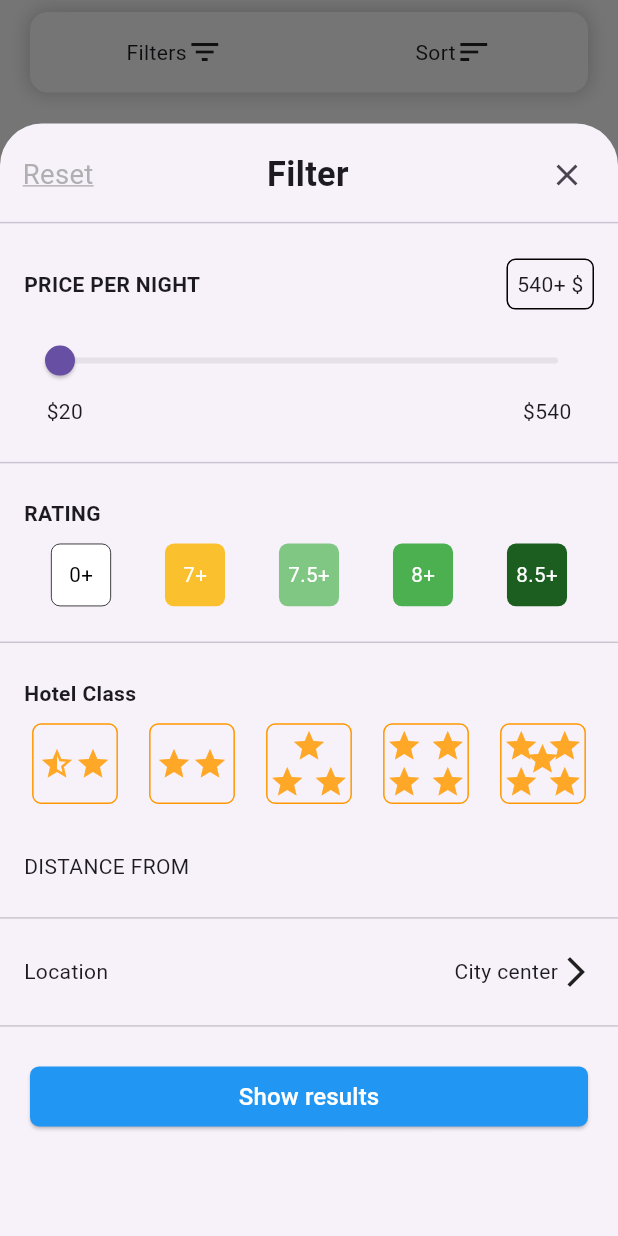
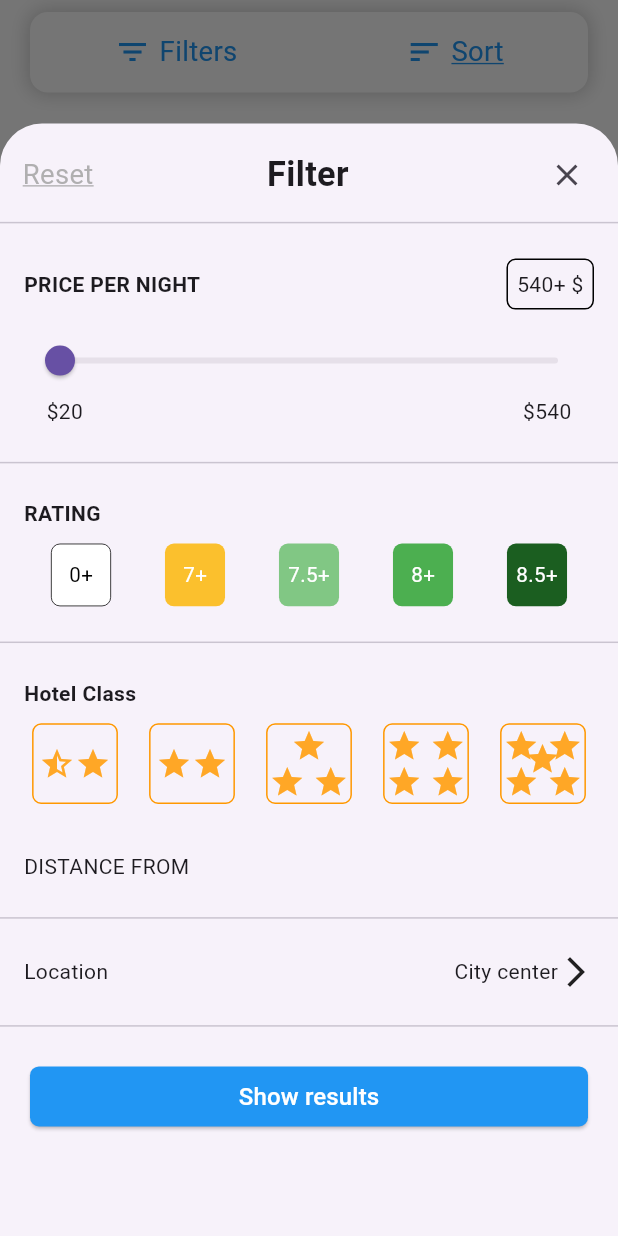
Before and after one commit to alimohamedgad/hotel_task, a Flutter app: the screen it shows after launch, after a tap on "Filters", on a phone screen of 412 x 824 dp. Run offline on Flutter 3.47's test engine with Material 3 defaults, Android fonts, the light colour scheme and no system bars; our stand-ins replace bloc, dio, flutter_bloc, flutter_screenutil, get_it, google_maps_flutter; network calls fail.

Commit message:
some refactor

```diff
--- a/lib/features/presentation/view/widgets/custom_app_bar_filter.dart
+++ b/lib/features/presentation/view/widgets/custom_app_bar_filter.dart
@@ -1,6 +1,7 @@
 // ignore_for_file: public_member_api_docs, sort_constructors_first
 import 'package:flutter/material.dart';
 import 'package:flutter_screenutil/flutter_screenutil.dart';
+import 'package:hotel_task/core/styles/app_styles.dart';
 
 import 'package:hotel_task/features/presentation/view/screens/filter_screen.dart';
 
@@ -46,10 +47,17 @@ class CustomAppBarFilter extends StatelessWidget {
                 },
               );
             },
-            child: const Row(
+            child: Row(
               children: [
-                Text('Filters'),
-                Icon(Icons.filter_list),
+                const Icon(
+                  Icons.filter_list,
+                  color: Colors.blue,
+                ),
+                const SizedBox(width: 6),
+                Text(
+                  'Filters',
+                  style: Styles.style16.copyWith(color: Colors.blue),
+                ),
               ],
             ),
           ),
@@ -68,10 +76,21 @@ class CustomAppBarFilter extends StatelessWidget {
                 },
               );
             },
-            child: const Row(
+            child: Row(
               children: [
-                Text('Sort'),
-                Icon(Icons.sort),
+                const Icon(
+                  Icons.sort,
+                  color: Colors.blue,
+                ),
+                const SizedBox(width: 6),
+                Text(
+                  'Sort',
+                  style: Styles.style16.copyWith(
+                    color: Colors.blue,
+                    decoration: TextDecoration.underline,
+                    decorationColor: Colors.blue,
+                  ),
+                ),
               ],
             ),
           )
```
